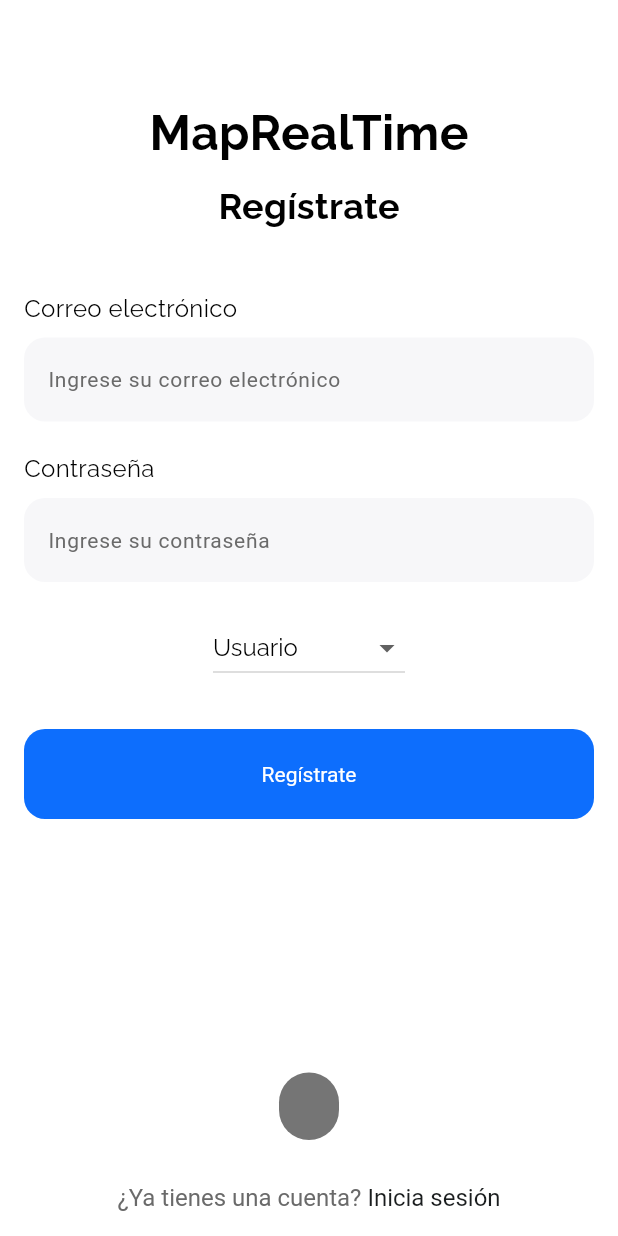
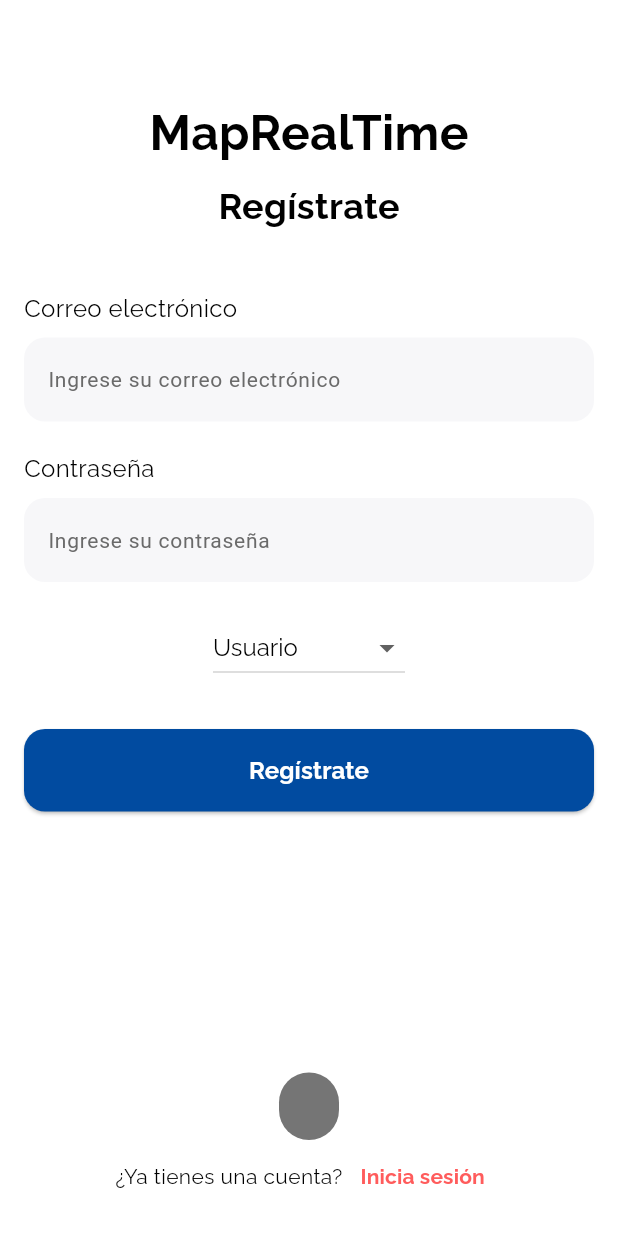
Before and after one commit to Alejandro-Moreira/Proyecto-M-viles, a Flutter app: the Signup screen opened directly, after a tap on "Regístrate", on a phone screen of 412 x 824 dp. Run offline on Flutter 3.47's test engine with Material 3 defaults, Android fonts, the light colour scheme and no system bars; our stand-ins replace cloud_firestore, firebase_auth, firebase_core, firebase_database, flutter_map, fluttertoast and 5 more; accounts and stored records are empty; network calls fail; statements that could not run were skipped.

Commit message:
Registro

```diff
--- a/lib/pages/signup/signup.dart
+++ b/lib/pages/signup/signup.dart
@@ -79,12 +79,15 @@ class _SignupState extends State<Signup> {
                 context: context,
                 text: 'Regístrate',
                 onPressed: () async {
-                  await AuthService().signup(
+                  bool success = await AuthService().signup(
                     email: _emailController.text,
                     password: _passwordController.text,
                     context: context,
                     role: _selectedRole,
                   );
+                  if (success) {
+                    _showSuccessDialog(context);
+                  }
                 },
               ),
             ],
@@ -154,9 +157,11 @@ class _SignupState extends State<Signup> {
       style: GoogleFonts.raleway(
         textStyle: const TextStyle(
           color: Colors.black,
+          fontWeight: FontWeight.normal,
           fontSize: 16,
         ),
       ),
+      dropdownColor: Colors.white,
     );
   }
 
@@ -164,58 +169,99 @@ class _SignupState extends State<Signup> {
     required BuildContext context,
     required String text,
     required VoidCallback onPressed,
-    Color color = const Color(0xff0D6EFD),
   }) {
-    return ElevatedButton(
+    return SizedBox(
+      width: double.infinity,
+      child: ElevatedButton(
+        onPressed: onPressed,
         style: ElevatedButton.styleFrom(
-        backgroundColor: color,
+          backgroundColor: const Color.fromARGB(255, 1, 75, 160),
+          padding: const EdgeInsets.symmetric(vertical: 16),
           shape: RoundedRectangleBorder(
             borderRadius: BorderRadius.circular(14),
           ),
-        minimumSize: const Size(double.infinity, 60),
-        elevation: 0,
-        textStyle: const TextStyle(color: Colors.white),
         ),
-      onPressed: onPressed,
-      child: Text(text, style: const TextStyle(color: Colors.white)),
+        child: Text(
+          text,
+          style: GoogleFonts.raleway(
+            textStyle: const TextStyle(
+              color: Colors.white,
+              fontWeight: FontWeight.bold,
+              fontSize: 16,
+            ),
+          ),
+        ),
+      ),
     );
   }
 
   Widget _signin(BuildContext context) {
-    return Padding(
-      padding: const EdgeInsets.only(bottom: 16),
-      child: RichText(
-        textAlign: TextAlign.center,
-        text: TextSpan(
+    return Container(
+      padding: const EdgeInsets.all(16),
+      decoration: const BoxDecoration(
+        color: Colors.transparent,
+        borderRadius: BorderRadius.vertical(top: Radius.circular(16)),
+      ),
+      child: Row(
+        mainAxisAlignment: MainAxisAlignment.center,
         children: [
-            const TextSpan(
-              text: "¿Ya tienes una cuenta? ",
-              style: TextStyle(
-                color: Color(0xff6A6A6A),
+          Text(
+            '¿Ya tienes una cuenta?',
+            style: GoogleFonts.raleway(
+              textStyle: const TextStyle(
+                color: Colors.black,
                 fontWeight: FontWeight.normal,
-                fontSize: 16,
+                fontSize: 14,
               ),
             ),
-            TextSpan(
-              text: "Inicia sesión",
-              style: const TextStyle(
-                color: Color(0xff1A1D1E),
-                fontWeight: FontWeight.normal,
-                fontSize: 16,
           ),
-              recognizer: TapGestureRecognizer()
-                ..onTap = () {
-                  Navigator.push(
+          TextButton(
+            onPressed: () {
+              Navigator.pushReplacement(
                 context,
                 MaterialPageRoute(
-                      builder: (context) => Login(),
+                  builder: (BuildContext context) => Login(),
                 ),
               );
             },
+            child: Text(
+              'Inicia sesión',
+              style: GoogleFonts.raleway(
+                textStyle: const TextStyle(
+                  color: Color(0xffFF5C5C),
+                  fontWeight: FontWeight.bold,
+                  fontSize: 14,
+                ),
+              ),
+            ),
           ),
         ],
       ),
+    );
+  }
+
+  void _showSuccessDialog(BuildContext context) {
+    showDialog(
+      context: context,
+      builder: (BuildContext context) {
+        return AlertDialog(
+          title: const Text('Registro exitoso'),
+          content: const Text('Se ha registrado correctamente.'),
+          actions: [
+            TextButton(
+              onPressed: () {
+                Navigator.pushReplacement(
+                  context,
+                  MaterialPageRoute(
+                    builder: (BuildContext context) => Login(),
                   ),
+                );
+              },
+              child: const Text('Aceptar'),
+            ),
+          ],
+        );
+      },
     );
   }
 }
```
Lines whose indentation alone changed are shown as unchanged.
